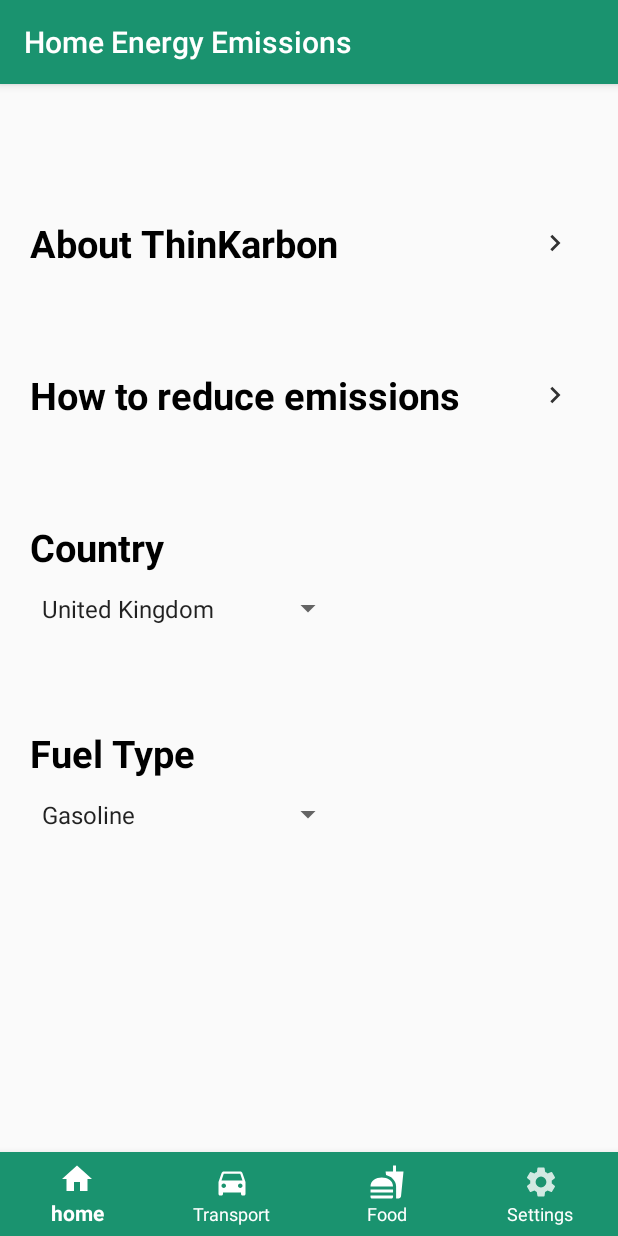
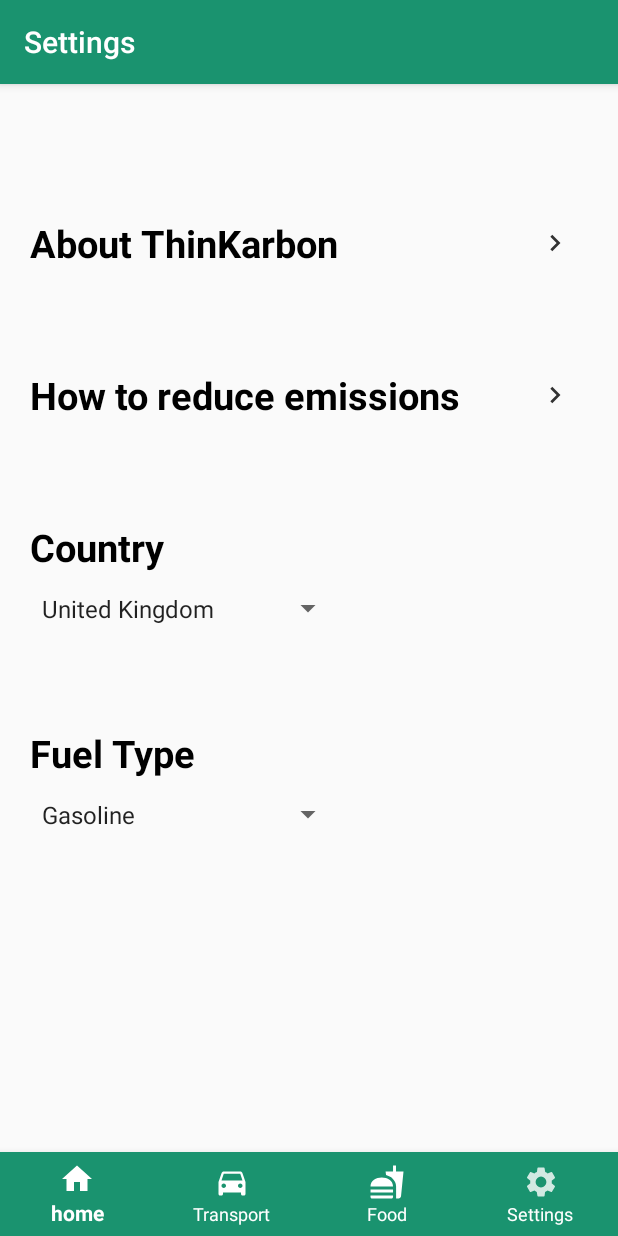
Before and after one commit to oliva20/carbon_offset_calculator, an Android app: the screen it shows after launch (MainActivity), item 4 of the bottom bar chosen, on a phone screen of 412 x 824 dp. Run offline under Robolectric (Android 15) with nearby library versions, the phone set to English and light mode, and no system bars; our stand-ins replace Room's generated code; libraries missing offline, so code that uses them is left out: org.osmdroid.config, org.osmdroid.util, org.osmdroid.views.

Commit message:
minor bug fixes

```diff
--- a/app/src/main/java/com/thinkarbon/offsetcalculator/ui/MainActivity.java
+++ b/app/src/main/java/com/thinkarbon/offsetcalculator/ui/MainActivity.java
@@ -72,19 +72,11 @@
     }
 
     @Override
-    protected void onSaveInstanceState(@NonNull Bundle outState) {
-        super.onSaveInstanceState(outState);
-    }
-
-    public void onResume(){
-        super.onResume();
-    }
-
-    @Override
     public void onClick(View v){}
 
     // Replace the switch method
     protected void displayMainScreenFragment() {
+        setTitle(R.string.main_screen_title);
         FragmentTransaction ft = getSupportFragmentManager().beginTransaction();
         if (mainScreenFragment.isAdded()) { // if the fragment is already in container
             ft.show(mainScreenFragment);
@@ -102,6 +94,7 @@
     }
 
     protected void displayTransportFragment() {
+        setTitle(R.string.transport_screen_title);
         FragmentTransaction ft = getSupportFragmentManager().beginTransaction();
         if (transportFragment.isAdded()) { // if the fragment is already in container
             ft.show(transportFragment);
@@ -119,6 +112,7 @@
     }
 
     protected void displaySettingsFragment() {
+        setTitle(R.string.settings_title);
         FragmentTransaction ft = getSupportFragmentManager().beginTransaction();
         if (settingsFragment.isAdded()) { // if the fragment is already in container
             ft.show(settingsFragment);
@@ -136,6 +130,7 @@
     }
 
     protected void displayDietFragment() {
+        setTitle(R.string.food_title);
         FragmentTransaction ft = getSupportFragmentManager().beginTransaction();
         if (dietFragment.isAdded()) { // if the fragment is already in container
             ft.show(dietFragment);
--- a/app/src/main/java/com/thinkarbon/offsetcalculator/ui/fragments/MainScreenFragment.java
+++ b/app/src/main/java/com/thinkarbon/offsetcalculator/ui/fragments/MainScreenFragment.java
@@ -32,7 +32,9 @@
     @Nullable
     @Override
     public View onCreateView(@NonNull LayoutInflater inflater, @Nullable ViewGroup container, @Nullable Bundle savedInstanceState) {
+
         getActivity().setTitle(R.string.main_screen_title);
+
         emissionService = new EmissionServiceImpl(getActivity().getApplication());
 
         return inflater.inflate(R.layout.fragment_main_screen, container, false);
--- a/app/src/main/java/com/thinkarbon/offsetcalculator/ui/fragments/SettingsFragment.java
+++ b/app/src/main/java/com/thinkarbon/offsetcalculator/ui/fragments/SettingsFragment.java
@@ -28,7 +28,9 @@
     @Nullable
     @Override
     public View onCreateView(@NonNull LayoutInflater inflater, @Nullable ViewGroup container, @Nullable Bundle savedInstanceState) {
-        getActivity().setTitle(R.string.home_energy_title);
+
+        getActivity().setTitle(R.string.settings_title);
+
         View view = inflater.inflate(R.layout.fragment_settings, container, false);
         tvAbout = (TextView) view.findViewById(R.id.settings_about);
         tvHelp = (TextView) view.findViewById(R.id.settings_help);
@@ -107,6 +109,4 @@
         return view;
     }
 
-
-
 }
--- a/app/src/main/res/values/strings.xml
+++ b/app/src/main/res/values/strings.xml
@@ -105,4 +105,5 @@
     <!-- Keys -->
     <string name="countryKey" >com.example.offsetcalculator.country</string>
     <string name="fuelKey" >com.example.offsetcalculator.fuel</string>
+    <string name="settings_title">Settings</string>
 </resources>
```
Also changed, not shown: app/src/main/java/com/thinkarbon/offsetcalculator/ui/fragments/DietFragment.java (+2 -5 lines), app/src/main/java/com/thinkarbon/offsetcalculator/ui/fragments/TransportFragment.java (+11 -17 lines).
